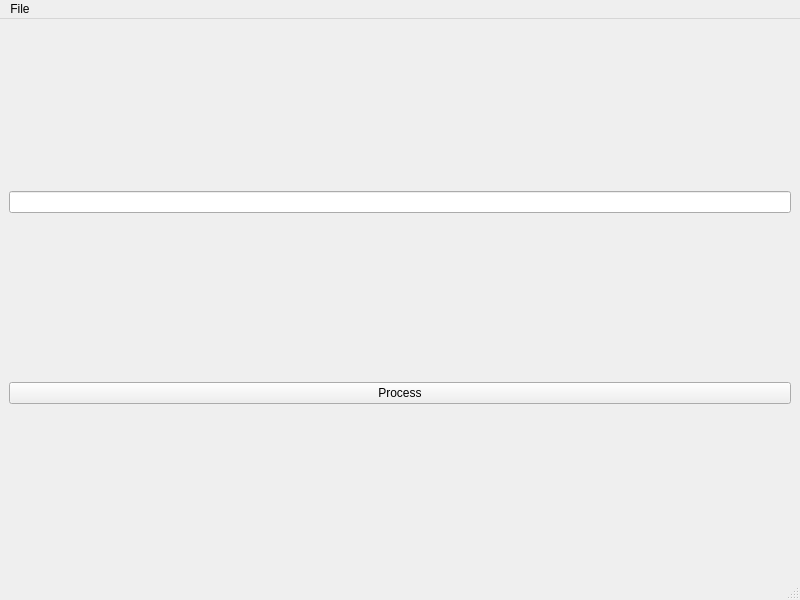
Old version of the form Solver/Explorer.ui in the repository steveknipmeyer/ModelRelief.
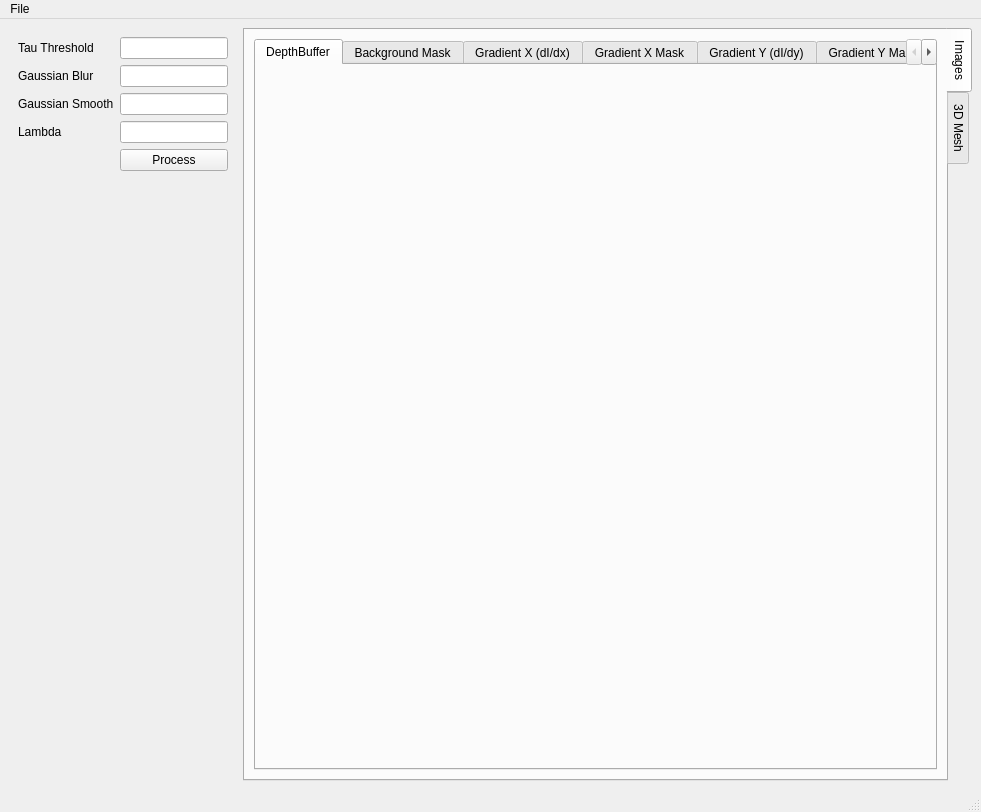
New version of the form.

Commit message: Explorer: Move to tabbed interface with separate image views.

```diff
--- a/Solver/Explorer.ui
+++ b/Solver/Explorer.ui
@@ -6,23 +6,166 @@
    <rect>
     <x>0</x>
     <y>0</y>
-    <width>800</width>
-    <height>600</height>
+    <width>981</width>
+    <height>812</height>
    </rect>
   </property>
   <property name="windowTitle">
    <string>Explorer</string>
   </property>
-  <widget class="QWidget" name="centralwidget">
-   <layout class="QVBoxLayout" name="verticalLayout">
-    <item>
-     <widget class="QLineEdit" name="text_tau"/>
+  <widget class="QWidget" name="centralWidget">
+   <layout class="QGridLayout" name="gridLayout">
+    <item row="0" column="1">
+     <widget class="QTabWidget" name="overalTabsContainer">
+      <property name="focusPolicy">
+       <enum>Qt::NoFocus</enum>
+      </property>
+      <property name="tabPosition">
+       <enum>QTabWidget::East</enum>
+      </property>
+      <property name="currentIndex">
+       <number>0</number>
+      </property>
+      <widget class="QWidget" name="imageTabsContainer">
+       <attribute name="title">
+        <string>Images</string>
+       </attribute>
+       <layout class="QGridLayout" name="gridLayout_2">
+        <item row="0" column="0">
+         <widget class="QTabWidget" name="imageTabs">
+          <property name="currentIndex">
+           <number>0</number>
+          </property>
+          <widget class="QWidget" name="depthBufferTab">
+           <attribute name="title">
+            <string>DepthBuffer</string>
+           </attribute>
+           <layout class="QVBoxLayout" name="verticalLayout_2"/>
+           <zorder></zorder>
+          </widget>
+          <widget class="QWidget" name="backgroundMaskTab">
+           <attribute name="title">
+            <string>Background Mask</string>
+           </attribute>
+           <zorder></zorder>
+           <zorder></zorder>
+           <zorder>settingsContainer</zorder>
+          </widget>
+          <widget class="QWidget" name="gradientXTab">
+           <attribute name="title">
+            <string>Gradient X (dI/dx)</string>
+           </attribute>
+          </widget>
+          <widget class="QWidget" name="gradientXMaskTab">
+           <attribute name="title">
+            <string>Gradient X Mask</string>
+           </attribute>
+          </widget>
+          <widget class="QWidget" name="gradientYTab">
+           <attribute name="title">
+            <string>Gradient Y (dI/dy)</string>
+           </attribute>
+          </widget>
+          <widget class="QWidget" name="gradientYMaskTab">
+           <attribute name="title">
+            <string>Gradient Y Mak</string>
+           </attribute>
+          </widget>
+          <widget class="QWidget" name="compositeMaskTab">
+           <attribute name="title">
+            <string>Composite Mask</string>
+           </attribute>
+          </widget>
+         </widget>
+        </item>
+       </layout>
+      </widget>
+      <widget class="QWidget" name="modelTabsContainer">
+       <attribute name="title">
+        <string>3D Mesh</string>
+       </attribute>
+       <layout class="QGridLayout" name="gridLayout_3">
+        <item row="0" column="0">
+         <widget class="QTabWidget" name="modelTabs">
+          <property name="currentIndex">
+           <number>1</number>
+          </property>
+          <widget class="QWidget" name="isometricViewTab">
+           <attribute name="title">
+            <string>Isometric</string>
+           </attribute>
+          </widget>
+          <widget class="QWidget" name="topViewTab">
+           <attribute name="title">
+            <string>Top</string>
+           </attribute>
+          </widget>
+         </widget>
+        </item>
+       </layout>
+      </widget>
+     </widget>
     </item>
-    <item>
-     <widget class="QPushButton" name="button_process">
-      <property name="text">
-       <string>Process</string>
+    <item row="0" column="0">
+     <widget class="QWidget" name="settingsContainer" native="true">
+      <property name="sizePolicy">
+       <sizepolicy hsizetype="Fixed" vsizetype="Preferred">
+        <horstretch>0</horstretch>
+        <verstretch>0</verstretch>
+       </sizepolicy>
       </property>
+      <layout class="QFormLayout" name="formLayout">
+       <property name="sizeConstraint">
+        <enum>QLayout::SetMinAndMaxSize</enum>
+       </property>
+       <item row="1" column="0">
+        <widget class="QLabel" name="tauLabel">
+         <property name="text">
+          <string>Tau Threshold</string>
+         </property>
+        </widget>
+       </item>
+       <item row="1" column="1">
+        <widget class="QLineEdit" name="tauLineEdit"/>
+       </item>
+       <item row="9" column="1">
+        <widget class="QPushButton" name="processButton">
+         <property name="text">
+          <string>Process</string>
+         </property>
+        </widget>
+       </item>
+       <item row="5" column="0">
+        <widget class="QLabel" name="lambdaLabel">
+         <property name="text">
+          <string>Lambda</string>
+         </property>
+        </widget>
+       </item>
+       <item row="5" column="1">
+        <widget class="QLineEdit" name="lambdaLineEdit"/>
+       </item>
+       <item row="2" column="0">
+        <widget class="QLabel" name="gaussianBlurLabel">
+         <property name="text">
+          <string>Gaussian Blur</string>
+         </property>
+        </widget>
+       </item>
+       <item row="2" column="1">
+        <widget class="QLineEdit" name="gaussianBlurLineEdit"/>
+       </item>
+       <item row="3" column="1">
+        <widget class="QLineEdit" name="gaussianSmoothLineEdit"/>
+       </item>
+       <item row="3" column="0">
+        <widget class="QLabel" name="gaussianSmoothLabel">
+         <property name="text">
+          <string>Gaussian Smooth</string>
+         </property>
+        </widget>
+       </item>
+      </layout>
      </widget>
     </item>
    </layout>
@@ -32,7 +175,7 @@
     <rect>
      <x>0</x>
      <y>0</y>
-     <width>800</width>
+     <width>981</width>
      <height>21</height>
     </rect>
    </property>
```
The commit also changes 4 other files.
